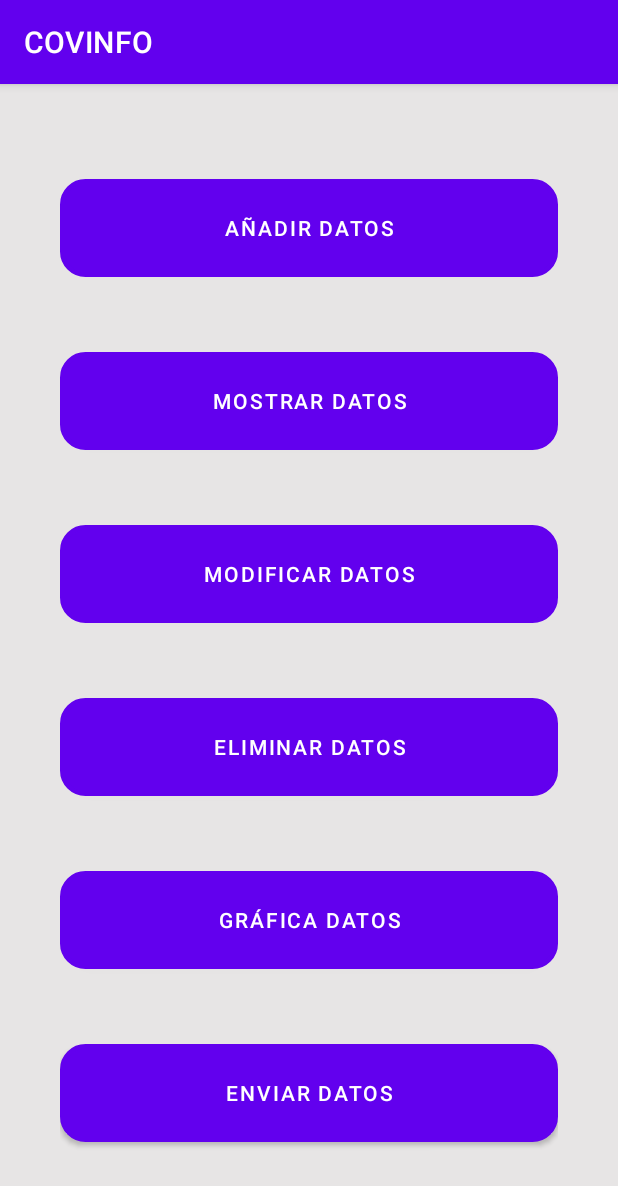
After one commit to jppacho17/COVINFO, an Android app: the opcionesbbdd screen opened directly, with no data from a screen before it, on a phone screen of 412 x 824 dp. The commit adds this screen. Shown: the top 1186 px of the screen. Run offline under Robolectric (Android 15) with nearby library versions, the phone set to English and light mode, and no system bars.

Commit message:
Añadido comienzo de la bbdd

```diff
--- /dev/null
+++ b/app/src/main/java/com/example/covinfo/opcionesbbdd.java
@@ -0,0 +1,17 @@
+package com.example.covinfo;
+
+import androidx.appcompat.app.AppCompatActivity;
+
+import android.os.Bundle;
+import android.widget.Button;
+
+public class opcionesbbdd extends AppCompatActivity {
+
+    Button btnTest;
+
+    @Override
+    protected void onCreate(Bundle savedInstanceState) {
+        super.onCreate(savedInstanceState);
+        setContentView(R.layout.activity_opcionesbbdd);
+    }
+}
--- /dev/null
+++ b/app/src/main/res/layout/activity_opcionesbbdd.xml
@@ -0,0 +1,68 @@
+<?xml version="1.0" encoding="utf-8"?>
+<LinearLayout xmlns:android="http://schemas.android.com/apk/res/android"
+    xmlns:app="http://schemas.android.com/apk/res-auto"
+    xmlns:tools="http://schemas.android.com/tools"
+    android:layout_width="match_parent"
+    android:layout_height="match_parent"
+    android:background="#e7e5e5"
+    android:orientation="vertical"
+    android:gravity="center"
+    android:padding="40dp"
+    tools:context=".opcionesbbdd">
+
+        <Button
+            android:id="@+id/buttonAñadirDatos"
+            android:layout_width="match_parent"
+            android:background="@drawable/btn_opciones_pulsado"
+            android:layout_height="65dp"
+            android:layout_marginTop="50dp"
+            android:layout_marginBottom="50dp"
+            android:textColor="@drawable/txt_btn_opciones"
+            android:text="@string/btnAñadir" />
+
+        <Button
+            android:id="@+id/buttonMostrarDatos"
+            android:layout_width="match_parent"
+            android:background="@drawable/btn_opciones_pulsado"
+            android:layout_height="65dp"
+            android:layout_marginBottom="50dp"
+            android:textColor="@drawable/txt_btn_opciones"
+            android:text="@string/btnMostrar" />
+
+        <Button
+            android:id="@+id/buttonModificarDatos"
+            android:layout_width="match_parent"
+            android:background="@drawable/btn_opciones_pulsado"
+            android:layout_height="65dp"
+            android:layout_marginBottom="50dp"
+            android:textColor="@drawable/txt_btn_opciones"
+            android:text="@string/btnModificar" />
+
+        <Button
+            android:id="@+id/buttonEliminarDatos"
+            android:layout_width="match_parent"
+            android:background="@drawable/btn_opciones_pulsado"
+            android:layout_height="65dp"
+            android:layout_marginBottom="50dp"
+            android:textColor="@drawable/txt_btn_opciones"
+            android:text="@string/btnEliminar" />
+
+        <Button
+            android:id="@+id/buttonGraficaDatos"
+            android:layout_width="match_parent"
+            android:background="@drawable/btn_opciones_pulsado"
+            android:layout_height="65dp"
+            android:layout_marginBottom="50dp"
+            android:textColor="@drawable/txt_btn_opciones"
+            android:text="@string/btnGrafica" />
+
+        <Button
+            android:id="@+id/buttonEnviarDatos"
+            android:layout_width="match_parent"
+            android:background="@drawable/btn_opciones_pulsado"
+            android:layout_height="65dp"
+            android:layout_marginBottom="50dp"
+            android:textColor="@drawable/txt_btn_opciones"
+            android:text="@string/btnEnviarDatos" />
+
+</LinearLayout>
--- a/app/src/main/res/values/strings.xml
+++ b/app/src/main/res/values/strings.xml
@@ -23,4 +23,13 @@
     <string name="quedateCasa">¡Quédate en casa!</string>
     <string name="llamarHospital">Llama al hospital para hablar con un médico</string>
     <string name="respirarSOS">Si la dificultad es importante llama al 112</string>
+    <string name="fecha">Selecciona la fecha:</string>
+    <string name="temperatura">Escribe la temperatura que tienes hoy:</string>
+    <string name="btnAñadir">Añadir Datos</string>
+    <string name="btnModificar">Modificar Datos</string>
+    <string name="btnMostrar">Mostrar Datos</string>
+    <string name="btnEliminar">Eliminar Datos</string>
+    <string name="btnGrafica">Gráfica Datos</string>
+    <string name="btnEnviarDatos">Enviar Datos</string>
+    <string name="btnBBDD">Base de Datos</string>
 </resources>
```
Also changed, not shown: app/src/main/AndroidManifest.xml (+15 -11 lines), app/src/main/java/com/example/covinfo/AnadirDatosbbdd.java (added, +14 -0 lines), app/src/main/java/com/example/covinfo/Developerbbdd.java (added, +50 -0 lines), app/src/main/java/com/example/covinfo/Opciones.java (+10 -0 lines), app/src/main/res/layout/activity_anadir_datosbbdd.xml (added, +9 -0 lines), app/src/main/res/layout/activity_opciones.xml (+10 -0 lines), app/src/main/res/layout/activity_splash_screen.xml (+20 -15 lines), 1 other file.
